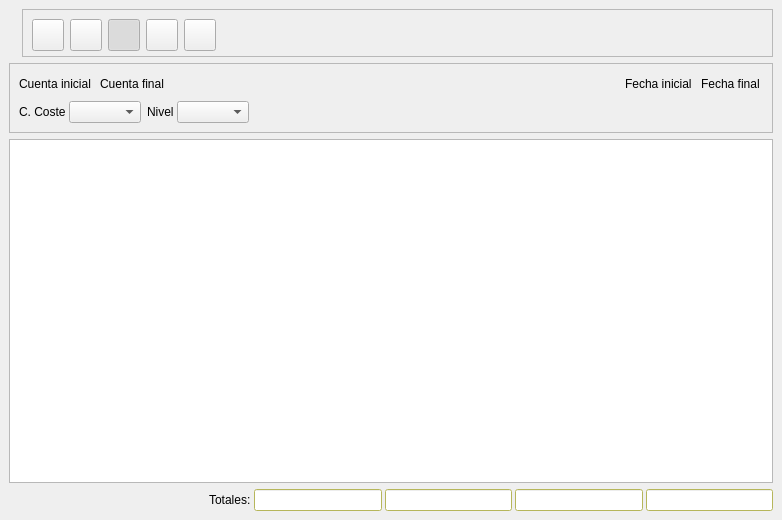
First picture: the form in bulmages/bulmacont/src/contabilidad/balancebase.ui, repository eboladev/Bulmages-1, before the edit.
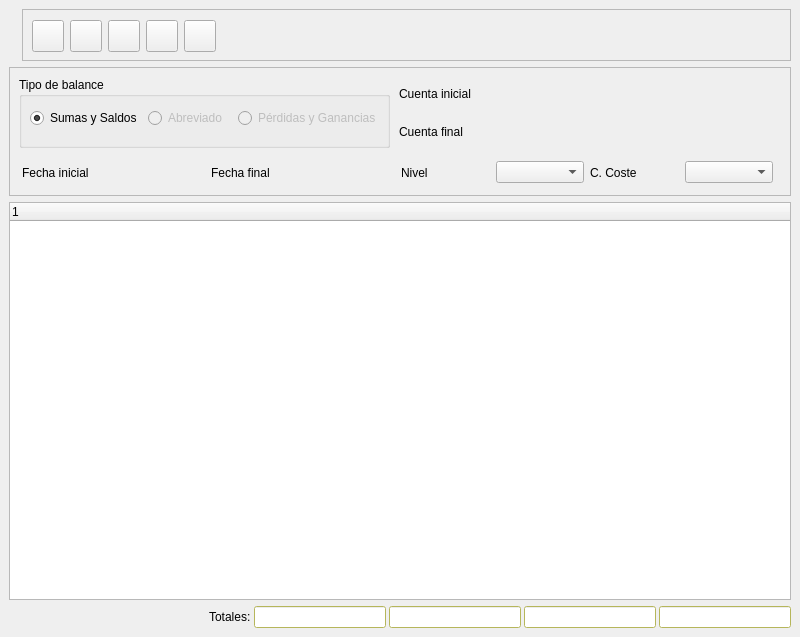
Second picture: the form after the edit. Icons and pictures are not drawn. Custom widgets are drawn as their Qt base class.

Commit message: Rediseño del balance (no jerarquico) a presentar. Se excluye el uso de la clase balancessubform y se usa un arbol para mostrarlo. La idea es que desde la misma ventana se pueda elegir por un balance normal de sumas y saldos, un balance abreviado o la cuenta de resultados. Ahora solo esta funcionando el de sumas y saldos. En breve, mas. Tambien, por usar una estructura tipo arbol, se podra optar por ver las subcuentas de cada cuenta listada si se expande esa rama del arbol (esto aun esta pendiente de implementar).

What changed in the file:
```diff
--- a/bulmages/bulmacont/src/contabilidad/balancebase.ui
+++ b/bulmages/bulmacont/src/contabilidad/balancebase.ui
@@ -8,71 +8,51 @@
    <rect>
     <x>0</x>
     <y>0</y>
-    <width>782</width>
-    <height>520</height>
+    <width>800</width>
+    <height>637</height>
    </rect>
   </property>
   <property name="sizePolicy" >
    <sizepolicy>
-    <hsizetype>5</hsizetype>
-    <vsizetype>1</vsizetype>
+    <hsizetype>7</hsizetype>
+    <vsizetype>7</vsizetype>
     <horstretch>0</horstretch>
     <verstretch>0</verstretch>
    </sizepolicy>
   </property>
+  <property name="minimumSize" >
+   <size>
+    <width>800</width>
+    <height>600</height>
+   </size>
+  </property>
   <property name="windowTitle" >
    <string>Balance de Cuentas</string>
   </property>
   <property name="windowIcon" >
    <iconset resource="../../../bulmages-recursos-graficos.qrc" >:/BulmaCont32x32/images/pendientes/i_balance.xpm</iconset>
   </property>
-  <layout class="QVBoxLayout" >
+  <layout class="QGridLayout" >
    <property name="margin" >
     <number>9</number>
    </property>
    <property name="spacing" >
     <number>6</number>
    </property>
-   <item>
-    <layout class="QHBoxLayout" >
-     <property name="margin" >
-      <number>0</number>
-     </property>
-     <property name="spacing" >
-      <number>6</number>
-     </property>
-     <item>
-      <widget class="QLabel" name="pixmapLabel1" >
-       <property name="sizePolicy" >
-        <sizepolicy>
-         <hsizetype>0</hsizetype>
-         <vsizetype>0</vsizetype>
-         <horstretch>0</horstretch>
-         <verstretch>0</verstretch>
-        </sizepolicy>
-       </property>
-       <property name="pixmap" >
-        <pixmap resource="../../../bulmages-recursos-graficos.qrc" >:/BulmaCont32x32/images/pendientes/i_balance.xpm</pixmap>
-       </property>
-       <property name="scaledContents" >
-        <bool>true</bool>
-       </property>
-      </widget>
-     </item>
-     <item>
+   <item row="0" column="1" >
       <widget class="QFrame" name="frame_3" >
        <property name="sizePolicy" >
         <sizepolicy>
          <hsizetype>7</hsizetype>
          <vsizetype>7</vsizetype>
          <horstretch>0</horstretch>
-         <verstretch>0</verstretch>
+       <verstretch>3</verstretch>
         </sizepolicy>
        </property>
        <property name="maximumSize" >
         <size>
          <width>16777215</width>
-         <height>48</height>
+       <height>52</height>
         </size>
        </property>
        <property name="frameShape" >
@@ -81,15 +61,24 @@
        <property name="frameShadow" >
         <enum>QFrame::Raised</enum>
        </property>
+     <widget class="QWidget" name="layoutWidget" >
+      <property name="geometry" >
+       <rect>
+        <x>10</x>
+        <y>10</y>
+        <width>681</width>
+        <height>34</height>
+       </rect>
+      </property>
        <layout class="QHBoxLayout" >
         <property name="margin" >
-         <number>9</number>
+        <number>0</number>
         </property>
         <property name="spacing" >
          <number>6</number>
         </property>
         <item>
-         <widget class="QToolButton" name="mui_filtrar_4" >
+        <widget class="QToolButton" name="mui_guardar" >
           <property name="minimumSize" >
            <size>
             <width>32</width>
@@ -180,7 +169,7 @@
            <bool>true</bool>
           </property>
           <property name="checked" >
-           <bool>true</bool>
+          <bool>false</bool>
           </property>
          </widget>
         </item>
@@ -262,233 +251,20 @@
           </property>
           <property name="sizeHint" >
            <size>
-            <width>421</width>
-            <height>26</height>
+           <width>489</width>
+           <height>20</height>
            </size>
           </property>
          </spacer>
         </item>
        </layout>
       </widget>
-     </item>
-    </layout>
-   </item>
-   <item>
-    <widget class="QFrame" name="frame" >
-     <property name="sizePolicy" >
-      <sizepolicy>
-       <hsizetype>5</hsizetype>
-       <vsizetype>1</vsizetype>
-       <horstretch>0</horstretch>
-       <verstretch>0</verstretch>
-      </sizepolicy>
-     </property>
-     <property name="frameShape" >
-      <enum>QFrame::StyledPanel</enum>
-     </property>
-     <property name="frameShadow" >
-      <enum>QFrame::Raised</enum>
-     </property>
-     <layout class="QVBoxLayout" >
-      <property name="margin" >
-       <number>9</number>
-      </property>
-      <property name="spacing" >
-       <number>6</number>
-      </property>
-      <item>
-       <layout class="QHBoxLayout" >
-        <property name="margin" >
-         <number>0</number>
-        </property>
-        <property name="spacing" >
-         <number>6</number>
-        </property>
-        <item>
-         <layout class="QHBoxLayout" >
-          <property name="margin" >
-           <number>0</number>
-          </property>
-          <property name="spacing" >
-           <number>3</number>
-          </property>
-          <item>
-           <widget class="QLabel" name="TextLabel1_3" >
-            <property name="text" >
-             <string>Cuenta inicial</string>
-            </property>
-           </widget>
-          </item>
-          <item>
-           <widget class="BusquedaCuenta" name="m_codigoinicial" />
-          </item>
-         </layout>
-        </item>
-        <item>
-         <layout class="QHBoxLayout" >
-          <property name="margin" >
-           <number>0</number>
-          </property>
-          <property name="spacing" >
-           <number>3</number>
-          </property>
-          <item>
-           <widget class="QLabel" name="TextLabel1_3_2" >
-            <property name="text" >
-             <string>Cuenta final</string>
-            </property>
-           </widget>
-          </item>
-          <item>
-           <widget class="BusquedaCuenta" name="m_codigofinal" />
-          </item>
-         </layout>
-        </item>
-        <item>
-         <spacer>
-          <property name="orientation" >
-           <enum>Qt::Horizontal</enum>
-          </property>
-          <property name="sizeType" >
-           <enum>QSizePolicy::Expanding</enum>
-          </property>
-          <property name="sizeHint" >
-           <size>
-            <width>118</width>
-            <height>22</height>
-           </size>
-          </property>
-         </spacer>
-        </item>
-        <item>
-         <layout class="QHBoxLayout" >
-          <property name="margin" >
-           <number>0</number>
-          </property>
-          <property name="spacing" >
-           <number>3</number>
-          </property>
-          <item>
-           <widget class="QLabel" name="TextLabel1_2_2" >
-            <property name="text" >
-             <string>Fecha inicial</string>
-            </property>
-           </widget>
-          </item>
-          <item>
-           <widget class="BusquedaFecha" name="m_fechainicial1" >
-            <property name="maximumSize" >
-             <size>
-              <width>100</width>
-              <height>32767</height>
-             </size>
-            </property>
-           </widget>
-          </item>
-         </layout>
-        </item>
-        <item>
-         <layout class="QHBoxLayout" >
-          <property name="margin" >
-           <number>0</number>
-          </property>
-          <property name="spacing" >
-           <number>3</number>
-          </property>
-          <item>
-           <widget class="QLabel" name="TextLabel1_2_2_2" >
-            <property name="text" >
-             <string>Fecha final</string>
-            </property>
-           </widget>
-          </item>
-          <item>
-           <widget class="BusquedaFecha" name="m_fechafinal1" >
-            <property name="maximumSize" >
-             <size>
-              <width>100</width>
-              <height>32767</height>
-             </size>
-            </property>
-           </widget>
-          </item>
-         </layout>
-        </item>
-       </layout>
-      </item>
-      <item>
-       <layout class="QHBoxLayout" >
-        <property name="margin" >
-         <number>0</number>
-        </property>
-        <property name="spacing" >
-         <number>6</number>
-        </property>
-        <item>
-         <layout class="QHBoxLayout" >
-          <property name="margin" >
-           <number>0</number>
-          </property>
-          <property name="spacing" >
-           <number>3</number>
-          </property>
-          <item>
-           <widget class="QLabel" name="textLabel1" >
-            <property name="text" >
-             <string>C. Coste</string>
-            </property>
-           </widget>
-          </item>
-          <item>
-           <widget class="QComboBox" name="combocoste" />
-          </item>
-         </layout>
-        </item>
-        <item>
-         <layout class="QHBoxLayout" >
-          <property name="margin" >
-           <number>0</number>
-          </property>
-          <property name="spacing" >
-           <number>3</number>
-          </property>
-          <item>
-           <widget class="QLabel" name="textLabel1_2" >
-            <property name="text" >
-             <string>Nivel</string>
-            </property>
-           </widget>
-          </item>
-          <item>
-           <widget class="QComboBox" name="combonivel" />
-          </item>
-         </layout>
-        </item>
-        <item>
-         <spacer>
-          <property name="orientation" >
-           <enum>Qt::Horizontal</enum>
-          </property>
-          <property name="sizeType" >
-           <enum>QSizePolicy::Expanding</enum>
-          </property>
-          <property name="sizeHint" >
-           <size>
-            <width>118</width>
-            <height>22</height>
-           </size>
-          </property>
-         </spacer>
-        </item>
-       </layout>
-      </item>
-     </layout>
-    </widget>
-   </item>
-   <item>
-    <widget class="BalanceSubForm" name="mui_list" />
-   </item>
-   <item>
+    </widget>
+   </item>
+   <item row="2" column="0" colspan="2" >
+    <widget class="QTreeWidget" name="mui_list" />
+   </item>
+   <item row="3" column="0" colspan="2" >
     <layout class="QHBoxLayout" >
      <property name="margin" >
       <number>0</number>
@@ -1627,6 +1403,285 @@
      </item>
     </layout>
    </item>
+   <item row="0" column="0" >
+    <widget class="QLabel" name="pixmapLabel1" >
+     <property name="sizePolicy" >
+      <sizepolicy>
+       <hsizetype>0</hsizetype>
+       <vsizetype>0</vsizetype>
+       <horstretch>0</horstretch>
+       <verstretch>0</verstretch>
+      </sizepolicy>
+     </property>
+     <property name="pixmap" >
+      <pixmap resource="../../../bulmages-recursos-graficos.qrc" >:/BulmaCont32x32/images/pendientes/i_balance.xpm</pixmap>
+     </property>
+     <property name="scaledContents" >
+      <bool>true</bool>
+     </property>
+    </widget>
+   </item>
+   <item row="1" column="0" colspan="2" >
+    <widget class="QFrame" name="frame_2" >
+     <property name="sizePolicy" >
+      <sizepolicy>
+       <hsizetype>7</hsizetype>
+       <vsizetype>7</vsizetype>
+       <horstretch>0</horstretch>
+       <verstretch>0</verstretch>
+      </sizepolicy>
+     </property>
+     <property name="minimumSize" >
+      <size>
+       <width>0</width>
+       <height>0</height>
+      </size>
+     </property>
+     <property name="maximumSize" >
+      <size>
+       <width>16777215</width>
+       <height>129</height>
+      </size>
+     </property>
+     <property name="frameShape" >
+      <enum>QFrame::StyledPanel</enum>
+     </property>
+     <property name="frameShadow" >
+      <enum>QFrame::Raised</enum>
+     </property>
+     <widget class="QWidget" name="layoutWidget" >
+      <property name="geometry" >
+       <rect>
+        <x>13</x>
+        <y>90</y>
+        <width>751</width>
+        <height>31</height>
+       </rect>
+      </property>
+      <layout class="QHBoxLayout" >
+       <property name="margin" >
+        <number>0</number>
+       </property>
+       <property name="spacing" >
+        <number>6</number>
+       </property>
+       <item>
+        <layout class="QHBoxLayout" >
+         <property name="margin" >
+          <number>0</number>
+         </property>
+         <property name="spacing" >
+          <number>6</number>
+         </property>
+         <item>
+          <widget class="QLabel" name="TextLabel1_2_2" >
+           <property name="text" >
+            <string>Fecha inicial</string>
+           </property>
+          </widget>
+         </item>
+         <item>
+          <widget class="BusquedaFecha" name="m_fechainicial1" >
+           <property name="maximumSize" >
+            <size>
+             <width>100</width>
+             <height>32767</height>
+            </size>
+           </property>
+          </widget>
+         </item>
+        </layout>
+       </item>
+       <item>
+        <layout class="QHBoxLayout" >
+         <property name="margin" >
+          <number>0</number>
+         </property>
+         <property name="spacing" >
+          <number>6</number>
+         </property>
+         <item>
+          <widget class="QLabel" name="TextLabel1_2_2_2" >
+           <property name="text" >
+            <string>Fecha final</string>
+           </property>
+          </widget>
+         </item>
+         <item>
+          <widget class="BusquedaFecha" name="m_fechafinal1" >
+           <property name="maximumSize" >
+            <size>
+             <width>100</width>
+             <height>32767</height>
+            </size>
+           </property>
+          </widget>
+         </item>
+        </layout>
+       </item>
+       <item>
+        <layout class="QHBoxLayout" >
+         <property name="margin" >
+          <number>0</number>
+         </property>
+         <property name="spacing" >
+          <number>6</number>
+         </property>
+         <item>
+          <widget class="QLabel" name="textLabel1_2" >
+           <property name="text" >
+            <string>Nivel</string>
+           </property>
+          </widget>
+         </item>
+         <item>
+          <widget class="QComboBox" name="combonivel" />
+         </item>
+        </layout>
+       </item>
+       <item>
+        <layout class="QHBoxLayout" >
+         <property name="margin" >
+          <number>0</number>
+         </property>
+         <property name="spacing" >
+          <number>6</number>
+         </property>
+         <item>
+          <widget class="QLabel" name="textLabel1" >
+           <property name="text" >
+            <string>C. Coste</string>
+           </property>
+          </widget>
+         </item>
+         <item>
+          <widget class="QComboBox" name="combocoste" />
+         </item>
+        </layout>
+       </item>
+      </layout>
+     </widget>
+     <widget class="QWidget" name="layoutWidget" >
+      <property name="geometry" >
+       <rect>
+        <x>390</x>
+        <y>10</y>
+        <width>381</width>
+        <height>71</height>
+       </rect>
+      </property>
+      <layout class="QHBoxLayout" >
+       <property name="margin" >
+        <number>0</number>
+       </property>
+       <property name="spacing" >
+        <number>6</number>
+       </property>
+       <item>
+        <layout class="QVBoxLayout" >
+         <property name="margin" >
+          <number>0</number>
+         </property>
+         <property name="spacing" >
+          <number>6</number>
+         </property>
+         <item>
+          <widget class="QLabel" name="TextLabel1_3" >
+           <property name="text" >
+            <string>Cuenta inicial</string>
+           </property>
+          </widget>
+         </item>
+         <item>
+          <widget class="QLabel" name="TextLabel1_3_2" >
+           <property name="text" >
+            <string>Cuenta final</string>
+           </property>
+          </widget>
+         </item>
+        </layout>
+       </item>
+       <item>
+        <layout class="QVBoxLayout" >
+         <property name="margin" >
+          <number>0</number>
+         </property>
+         <property name="spacing" >
+          <number>6</number>
+         </property>
+         <item>
+          <widget class="BusquedaCuenta" name="m_codigoinicial" />
+         </item>
+         <item>
+          <widget class="BusquedaCuenta" name="m_codigofinal" />
+         </item>
+        </layout>
+       </item>
+      </layout>
+     </widget>
+     <widget class="QGroupBox" name="groupBox" >
+      <property name="geometry" >
+       <rect>
+        <x>10</x>
+        <y>10</y>
+        <width>371</width>
+        <height>71</height>
+       </rect>
+      </property>
+      <property name="title" >
+       <string>Tipo de balance</string>
+      </property>
+      <widget class="QWidget" name="layoutWidget" >
+       <property name="geometry" >
+        <rect>
+         <x>11</x>
+         <y>30</y>
+         <width>351</width>
+         <height>22</height>
+        </rect>
+       </property>
+       <layout class="QHBoxLayout" >
+        <property name="margin" >
+         <number>0</number>
+        </property>
+        <property name="spacing" >
+         <number>6</number>
+        </property>
+        <item>
+         <widget class="QRadioButton" name="sumasysaldosButton" >
+          <property name="text" >
+           <string>Sumas y Saldos</string>
+          </property>
+          <property name="checked" >
+           <bool>true</bool>
+          </property>
+         </widget>
+        </item>
+        <item>
+         <widget class="QRadioButton" name="abreviadoButton" >
+          <property name="enabled" >
+           <bool>false</bool>
+          </property>
+          <property name="text" >
+           <string>Abreviado</string>
+          </property>
+         </widget>
+        </item>
+        <item>
+         <widget class="QRadioButton" name="resultadosButton" >
+          <property name="enabled" >
+           <bool>false</bool>
+          </property>
+          <property name="text" >
+           <string>Pérdidas y Ganancias</string>
+          </property>
+         </widget>
+        </item>
+       </layout>
+      </widget>
+     </widget>
+    </widget>
+   </item>
   </layout>
  </widget>
  <layoutdefault spacing="3" margin="3" />
@@ -1634,25 +1689,18 @@
  <customwidgets>
   <customwidget>
    <class>BusquedaFecha</class>
-   <extends></extends>
+   <extends>QWidget</extends>
    <header>../../../bulmalib/busquedafecha.h</header>
    <container>0</container>
    <pixmap></pixmap>
   </customwidget>
   <customwidget>
    <class>BusquedaCuenta</class>
-   <extends></extends>
+   <extends>QWidget</extends>
    <header>busquedacuenta.h</header>
    <container>0</container>
    <pixmap></pixmap>
   </customwidget>
-  <customwidget>
-   <class>BalanceSubForm</class>
-   <extends>QTableWidget</extends>
-   <header>balancesubform.h</header>
-   <container>0</container>
-   <pixmap></pixmap>
-  </customwidget>
  </customwidgets>
  <resources>
   <include location="../../../bulmages-recursos-graficos.qrc" />
```
Left out of the diff: 55 changed lines with no effect on the pictures. Lines whose indentation alone changed are shown as unchanged. The commit also changes 3 other files.
